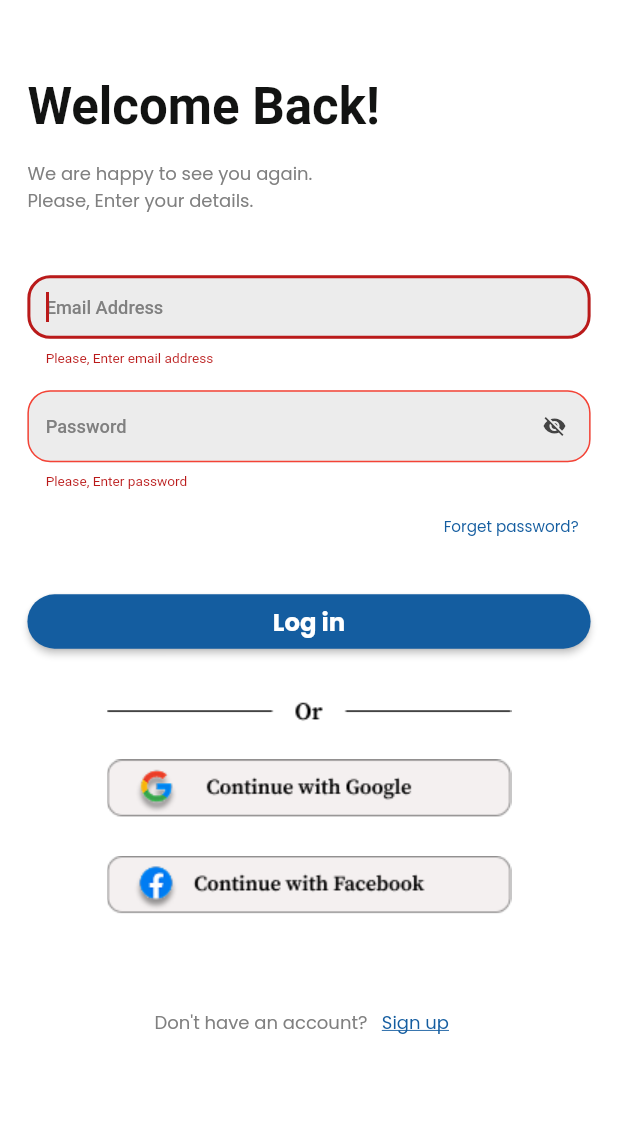
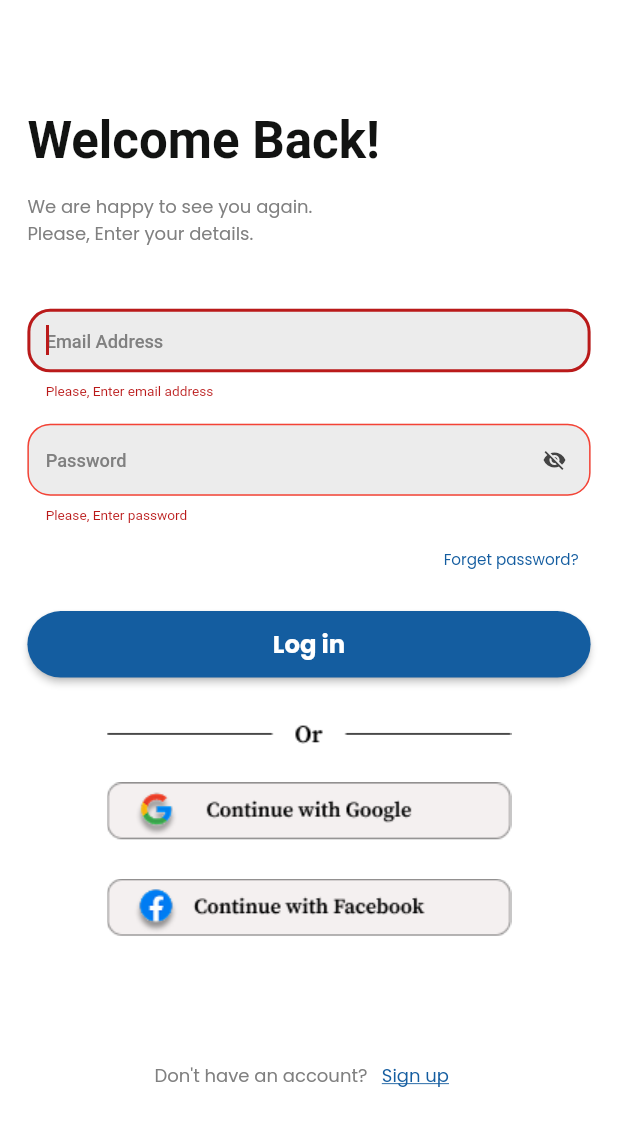
Before and after one commit to SalmaRazeq/aljoud_hospital, a Flutter app: the LoginScreen screen opened by its route, after a tap on "Log in", on a phone screen of 412 x 824 dp. Shown: the top 1126 px of the screen. Run offline on Flutter 3.47's test engine with Material 3 defaults, Android fonts, the phone set to English and light mode, and no system bars; our stand-ins replace cloud_firestore, firebase_auth, firebase_core, flutter_screenutil, flutter_spinkit, google_fonts and 2 more; missing offline and left inert: flutter_inner_shadow; accounts and stored records are empty; Roboto replaces fonts that are missing (Sansita).

Commit message:
+ application

```diff
--- a/lib/presntation/screens/auth/log_in/login.dart
+++ b/lib/presntation/screens/auth/log_in/login.dart
@@ -1,21 +1,20 @@
 import 'package:aljoud_hospital/core/utils/assets_manager.dart';
 import 'package:aljoud_hospital/core/utils/email_validation.dart';
-import 'package:aljoud_hospital/presntation/screens/auth/widget/bottom_section.dart';
 import 'package:aljoud_hospital/presntation/screens/auth/widget/password_field_design.dart';
 import 'package:cloud_firestore/cloud_firestore.dart';
 import 'package:firebase_auth/firebase_auth.dart';
 import 'package:flutter/material.dart';
 import 'package:flutter_screenutil/flutter_screenutil.dart';
+import 'package:shared_preferences/shared_preferences.dart';
 import '../../../../core/utils/constant_manager.dart';
 import '../../../../core/utils/dialog_utils/dialog_utils.dart';
 import '../../../../core/utils/routes_manager.dart';
-import '../../../../data/models/doctor_model.dart';
 import '../../../../data/models/user_dm.dart';
 import '../../../../l10n/app_localizations.dart';
 import '../widget/field_design.dart';
 
 class LoginScreen extends StatefulWidget {
-  const LoginScreen({super.key});
+   LoginScreen({super.key});
 
   @override
   State<LoginScreen> createState() => _LoginScreenState();
@@ -28,8 +27,6 @@ class _LoginScreenState extends State<LoginScreen> {
 
   @override
   Widget build(BuildContext context) {
-    final loc = AppLocalizations.of(context)!;
-
     return GestureDetector(
       onTap: () {
         FocusManager.instance.primaryFocus?.unfocus();
@@ -38,39 +35,57 @@ class _LoginScreenState extends State<LoginScreen> {
         body: SafeArea(
           child: SingleChildScrollView(
             child: Padding(
-              padding: REdgeInsets.only(top: 50, left: 18, right: 18),
+              padding: REdgeInsets.only(top: 72, left: 18, right: 18),
               child: Form(
                 key: formKey,
                 child: Column(
                     crossAxisAlignment: CrossAxisAlignment.stretch,
                     mainAxisAlignment: MainAxisAlignment.spaceAround,
                     children: [
-                      Text(loc.welcomeBack,
-                          style: Theme.of(context).textTheme.titleLarge),
+                      Text(AppLocalizations.of(context)!.welcomeBack,
+                          style: Theme
+                              .of(context)
+                              .textTheme
+                              .titleLarge),
                       SizedBox(height: 16.h,),
-                      Text('${loc.loginText1}\n${AppLocalizations.of(context)!.loginText2}',
-                          style: Theme.of(context).textTheme.displaySmall),
+                      Text('${AppLocalizations.of(context)!
+                          .loginText1}\n${AppLocalizations.of(context)!
+                          .loginText2}',
+                          style: Theme
+                              .of(context)
+                              .textTheme
+                              .displaySmall),
                       SizedBox(height: 40.h,),
 
                       TextFieldDesign(
-                          hintText: loc.emailAddress,
+                          hintText: AppLocalizations.of(context)!.emailAddress,
                           controller: emailController,
                           validator: (input) {
-                            if (input == null || input.trim().isEmpty) {
-                              return loc.plzEmail;
+                            if (input == null || input
+                                .trim()
+                                .isEmpty) {
+                              return AppLocalizations.of(context)!.plzEmail;
                             }
-
+                            if (!isEmailValid(input)) {
+                              return AppLocalizations.of(context)!.wrongFormat;
+                            }
                             return null;
                           }),
 
                       SizedBox(height: 15.h,),
 
                       PasswordFieldDesign(
-                          hintText: loc.password,
+                          hintText: AppLocalizations.of(context)!.password,
                           controller: passwordController,
                           validator: (input) {
-                            if (input == null || input.trim().isEmpty) {
-                              return loc.plzPassword;
+                            if (input == null || input
+                                .trim()
+                                .isEmpty) {
+                              return AppLocalizations.of(context)!.plzPassword;
+                            }
+                            if (input.length < 6) {
+                              return AppLocalizations.of(context)!
+                                  .password6Char;
                             }
                             return null;
                           }),
@@ -78,28 +93,36 @@ class _LoginScreenState extends State<LoginScreen> {
                       Align(
                         alignment: Alignment.centerRight,
                         child: TextButton(
-                            onPressed: () {
-                              Navigator.of(context).pushReplacementNamed(RoutesManager.forgetPassword);
-                            },
-                          child: Text(loc.forgetPassword,
+                            onPressed: () {}, child: Text(AppLocalizations.of(
+                            context)!.forgetPassword,
                             style: Theme.of(context).textTheme.displaySmall
                                 ?.copyWith(fontSize: 10.sp, color: Theme
                                 .of(context).colorScheme.onPrimary),
                         ),
                         ),
                       ),
-                      SizedBox(height: 15.h,),
+
+                      SizedBox(height: 8.h,),
                       ElevatedButton(
                         onPressed: () {
                           signIn();
                         },
-                        style: Theme.of(context).elevatedButtonTheme.style,
+                        style: Theme
+                            .of(context)
+                            .elevatedButtonTheme
+                            .style,
                         child: Padding(
-                          padding: REdgeInsets.all(6),
+                          padding: REdgeInsets.all(10),
                           child: Text(
                               AppLocalizations.of(context)!.login,
-                              style: Theme.of(context).textTheme.displaySmall?.
-                              copyWith(fontSize: 16.sp, fontWeight: FontWeight.w700, color: Theme.of(context).colorScheme.primary)
+                              style: Theme
+                                  .of(context)
+                                  .textTheme
+                                  .displaySmall
+                                  ?.copyWith(
+                                  fontSize: 16.sp,
+                                  fontWeight: FontWeight.w700,
+                                  color: Theme.of(context).colorScheme.primary)
                           ),
                         ),
                       ),
@@ -120,9 +143,40 @@ class _LoginScreenState extends State<LoginScreen> {
                           },
                           child: Image.asset(AssetsManager.faceBook)),
 
-                      SizedBox(height: 40.h),
-                      BottomSection(text: loc.notHaveAccount, body: loc.signUp, routeName: RoutesManager.register)
+                      SizedBox(height: 60.h),
 
+                      Row(
+                        mainAxisAlignment: MainAxisAlignment.center,
+                        children: [
+                          Text(
+                              AppLocalizations.of(context)!.notHaveAccount,
+                              style: Theme
+                                  .of(context)
+                                  .textTheme
+                                  .displaySmall
+                          ),
+                          TextButton(
+                            onPressed: () {
+                              Navigator.pushReplacementNamed(
+                                  context, RoutesManager.register);
+                            },
+                            child: Text(
+                                AppLocalizations.of(context)!.signUp,
+                                style: Theme
+                                    .of(context)
+                                    .textTheme
+                                    .displaySmall
+                                    ?.copyWith(
+                                    color: Theme
+                                        .of(context)
+                                        .colorScheme
+                                        .onPrimary,
+                                    decoration: TextDecoration.underline
+                                )
+                            ),
+                          )
+                        ],
+                      )
                     ]
                 ),
               ),
@@ -132,6 +186,7 @@ class _LoginScreenState extends State<LoginScreen> {
       ),
     );
   }
+
   void signIn() async {
     if (formKey.currentState!.validate() == false) return;
 
@@ -143,8 +198,7 @@ class _LoginScreenState extends State<LoginScreen> {
           email: emailController.text.trim(),
           password: passwordController.text.trim()
       );
-
-      await readAccountFromFirestore(credential.user!.uid);
+      UserDM.currentUser = await readUserFromFireStore(credential.user!.uid);
 
       if (mounted) {
         DialogUtils.hide(context);
@@ -165,24 +219,17 @@ class _LoginScreenState extends State<LoginScreen> {
     }
   }
 
-  Future<dynamic> readAccountFromFirestore(String uid) async {
-    final firestore = FirebaseFirestore.instance;
+  Future<UserDM> readUserFromFireStore(String uid) async{
+    CollectionReference userCollection =
+    FirebaseFirestore.instance.collection(UserDM.collectionName);
 
-    // Check in "Users" collection
-    DocumentSnapshot userDoc = await firestore.collection(UserDM.collectionName).doc(uid).get();
-    if (userDoc.exists && userDoc.data() != null) {
-      return UserDM.fromFireStore(userDoc.data() as Map<String, dynamic>);
-    }
+    DocumentReference userDocument = userCollection.doc(uid);
 
-    // Check in "Doctors" collection
-    DocumentSnapshot doctorDoc = await firestore.collection(DoctorModel.collectionName).doc(uid).get();
-    if (doctorDoc.exists && doctorDoc.data() != null) {
-      return DoctorModel.fromFirestore(doctorDoc);
-    }
-
-    // Not found in any collection
-    throw Exception("No user or doctor found with this UID.");
-
+    DocumentSnapshot userDocSnapShot = await userDocument.get();
+    Map<String, dynamic> json =userDocSnapShot.data() as Map<String, dynamic>;
+    UserDM userDM = UserDM.fromFireStore(json);
+    return userDM;
   }
 
+
 }
--- a/lib/presntation/screens/doctor_profile/doctor_profile.dart
+++ b/lib/presntation/screens/doctor_profile/doctor_profile.dart
@@ -29,7 +29,7 @@ class DoctorProfileScreen extends StatelessWidget {
                   width: double.infinity,
                   height: 210.h,
                   decoration: BoxDecoration(
-                      color: ColorsManager.fadedBlue3,
+                      color: ColorsManager.fadedBlue3.withOpacity(0.2),
                     borderRadius: BorderRadius.circular(20.r)
                   ),
                   child: Column(
--- a/lib/presntation/screens/doctor_profile/widget/doctor_experience_widget.dart
+++ b/lib/presntation/screens/doctor_profile/widget/doctor_experience_widget.dart
@@ -12,11 +12,11 @@ class DoctorExperienceWidget extends StatelessWidget {
     return Padding(
       padding: REdgeInsets.symmetric(vertical: 5.h),
       child: Container(
-        width: 92.w,
+        width: 90.w,
         height: 100.h,
         padding: REdgeInsets.symmetric(vertical: 6.h),
         decoration: BoxDecoration(
-            color: ColorsManager.fadedBlue3,
+            color: ColorsManager.fadedBlue3.withOpacity(0.2),
             borderRadius: BorderRadius.circular(15.r),
         ),
         child: Center(
```
Also changed, not shown: lib/presntation/screens/auth/register/doctor_register.dart (+0 -8 lines), pubspec.lock, 8 other files.
